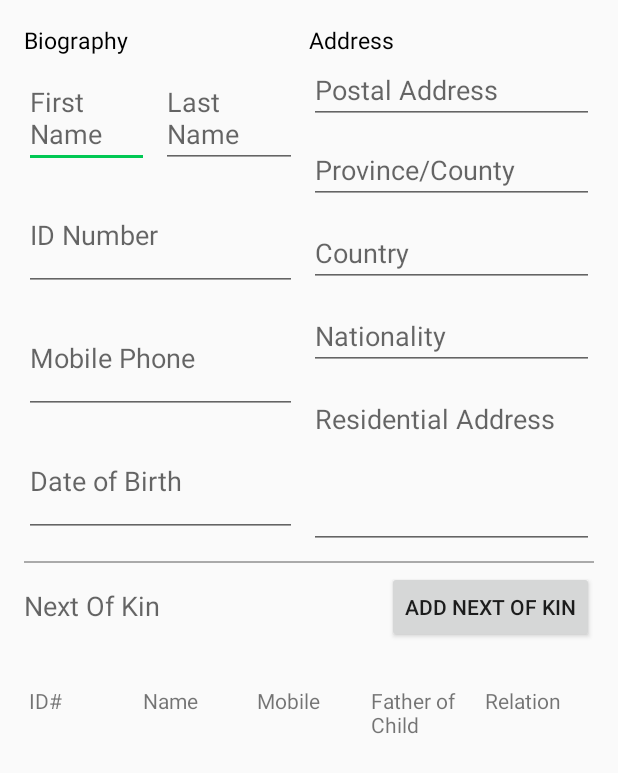
After one commit to ilabafrica/health-project, an Android app: the layout fragment_anv_registration.xml on its own in the app's theme, with its tools: preview values and no code run, on a phone screen of 412 x 824 dp. The commit adds this screen. Shown: the top 773 px of the screen. Run offline under Robolectric (Android 15) with nearby library versions, the phone set to English and light mode, and no system bars.

Commit message:
renames step layouts with activity_ pretext to fragment_

```diff
--- a/mhealth4afrika/app/src/main/res/layout/activity_anv_medical_history.xml
+++ b/mhealth4afrika/app/src/main/res/layout/fragment_anv_medical_history.xml
@@ -10,6 +10,7 @@
         <LinearLayout
             android:layout_width="match_parent"
             android:layout_height="match_parent"
+            android:padding="@dimen/activity_horizontal_margin"
             android:orientation="horizontal">
 
             <RelativeLayout
@@ -17,7 +18,7 @@
                 android:layout_width="match_parent"
                 android:layout_height="match_parent"
                 android:layout_weight="1"
-                android:paddingRight="15dp">
+                android:paddingRight="8dp">
 
                 <RelativeLayout
                     android:layout_width="match_parent"
@@ -558,7 +559,7 @@
                 android:layout_width="match_parent"
                 android:layout_height="match_parent"
                 android:layout_weight="1"
-                android:paddingLeft="15dp">
+                android:paddingLeft="8dp">
 
                 <RelativeLayout
                     android:layout_width="match_parent"
--- /dev/null
+++ b/mhealth4afrika/app/src/main/res/layout/fragment_anv_registration.xml
@@ -0,0 +1,255 @@
+<?xml version="1.0" encoding="utf-8"?>
+<FrameLayout xmlns:android="http://schemas.android.com/apk/res/android"
+    xmlns:tools="http://schemas.android.com/tools"
+    android:layout_width="match_parent"
+    android:layout_height="match_parent"
+    tools:context=".activities.fragments.steps.anv1.ANV1RegistrationStep">
+
+    <ScrollView
+        android:id="@+id/scrollView"
+        android:layout_width="match_parent"
+        android:layout_height="match_parent">
+
+        <LinearLayout
+            android:padding="@dimen/activity_vertical_margin"
+            android:layout_width="match_parent"
+            android:layout_height="match_parent"
+            android:orientation="vertical">
+
+            <LinearLayout
+                android:layout_width="match_parent"
+                android:layout_height="match_parent"
+                android:layout_marginBottom="8dp"
+                android:layout_weight="1"
+                android:orientation="horizontal">
+
+                <LinearLayout
+                    android:layout_width="match_parent"
+                    android:layout_height="match_parent"
+                    android:layout_weight="1"
+                    android:orientation="vertical"
+                    android:layout_marginRight="8dp">
+
+                    <TextView
+                        android:id="@+id/textView"
+                        android:layout_width="match_parent"
+                        android:layout_height="wrap_content"
+                        android:layout_marginBottom="8dp"
+                        android:text="Biography"
+                        android:textAppearance="?android:attr/textAppearanceMedium"
+                        android:textColor="#000"
+                        android:textIsSelectable="false"
+                        android:textSize="15dp" />
+
+                    <LinearLayout
+                        android:layout_width="match_parent"
+                        android:layout_height="wrap_content"
+                        android:layout_marginBottom="8dp"
+                        android:orientation="horizontal">
+
+                        <EditText
+                            android:id="@+id/editText2"
+                            android:layout_width="match_parent"
+                            android:layout_height="wrap_content"
+                            android:layout_marginRight="8dp"
+                            android:layout_weight="1"
+                            android:hint="First Name" />
+
+                        <EditText
+                            android:id="@+id/editText"
+                            android:layout_width="match_parent"
+                            android:layout_height="wrap_content"
+                            android:layout_weight="1"
+                            android:hint="Last Name" />
+
+                    </LinearLayout>
+
+                    <EditText
+                        android:id="@+id/editText4"
+                        android:layout_width="match_parent"
+                        android:layout_height="wrap_content"
+                        android:layout_marginBottom="8dp"
+                        android:layout_weight="1"
+                        android:hint="ID Number" />
+
+                    <EditText
+                        android:id="@+id/editText3"
+                        android:layout_width="match_parent"
+                        android:layout_height="wrap_content"
+                        android:layout_marginBottom="8dp"
+                        android:layout_weight="1"
+                        android:hint="Mobile Phone" />
+
+                    <EditText
+                        android:id="@+id/editText5"
+                        android:layout_width="match_parent"
+                        android:layout_height="wrap_content"
+                        android:layout_marginBottom="8dp"
+                        android:layout_weight="1"
+                        android:hint="Date of Birth" />
+
+                </LinearLayout>
+
+                <LinearLayout
+                    android:layout_width="match_parent"
+                    android:layout_height="match_parent"
+                    android:layout_weight="1"
+                    android:orientation="vertical">
+
+                    <TextView
+                        android:id="@+id/textView2"
+                        android:layout_width="match_parent"
+                        android:layout_height="wrap_content"
+                        android:fontFamily="@string/font_family"
+                        android:text="Address"
+                        android:textAppearance="?android:attr/textAppearanceMedium"
+                        android:textColor="#000"
+                        android:textIsSelectable="false"
+                        android:textSize="15dp" />
+
+                    <EditText
+                        android:id="@+id/editText6"
+                        android:layout_width="match_parent"
+                        android:layout_height="wrap_content"
+                        android:layout_marginBottom="8dp"
+                        android:layout_weight="1"
+                        android:hint="Postal Address" />
+
+                    <EditText
+                        android:id="@+id/editText8"
+                        android:layout_width="match_parent"
+                        android:layout_height="wrap_content"
+                        android:layout_marginBottom="10dp"
+                        android:layout_weight="1"
+                        android:hint="Province/County" />
+
+                    <EditText
+                        android:id="@+id/editText9"
+                        android:layout_width="match_parent"
+                        android:layout_height="wrap_content"
+                        android:layout_marginBottom="10dp"
+                        android:layout_weight="1"
+                        android:hint="Country" />
+
+                    <EditText
+                        android:id="@+id/editText10"
+                        android:layout_width="match_parent"
+                        android:layout_height="wrap_content"
+                        android:layout_marginBottom="10dp"
+                        android:layout_weight="1"
+                        android:hint="Nationality" />
+
+                    <EditText
+                        android:layout_width="fill_parent"
+                        android:layout_height="wrap_content"
+                        android:gravity="top|left"
+                        android:hint="Residential Address"
+                        android:inputType="textMultiLine"
+                        android:lines="4"
+                        android:maxLines="5"
+                        android:minLines="4"
+                        android:scrollbars="vertical" />
+
+                </LinearLayout>
+            </LinearLayout>
+            <LinearLayout
+                android:orientation="vertical"
+                android:layout_width="match_parent"
+                android:layout_height="match_parent">
+
+                <RelativeLayout
+                    android:id="@+id/buttonHolder"
+                    android:layout_width="match_parent"
+                    android:layout_height="wrap_content"
+                    android:orientation="vertical">
+
+                    <View
+                        android:id="@+id/view"
+                        android:layout_width="match_parent"
+                        android:layout_height="1dp"
+                        android:background="@android:color/darker_gray" />
+
+                    <Button
+                        android:id="@+id/btnAddNextOfKin"
+                        android:layout_width="wrap_content"
+                        android:layout_height="wrap_content"
+                        android:layout_alignParentEnd="true"
+                        android:layout_alignParentRight="true"
+                        android:layout_below="@+id/view"
+                        android:layout_marginBottom="5dp"
+                        android:layout_marginTop="5dp"
+                        android:text="Add Next of Kin" />
+
+                    <TextView
+                        android:layout_width="wrap_content"
+                        android:layout_height="wrap_content"
+                        android:textAppearance="?android:attr/textAppearanceMedium"
+                        android:text="Next Of Kin"
+                        android:id="@+id/textView25"
+                        android:layout_centerVertical="true"
+                        android:layout_alignParentLeft="true"
+                        android:layout_alignParentStart="true" />
+                </RelativeLayout>
+
+                <TableLayout
+                    android:layout_width="match_parent"
+                    android:layout_height="match_parent"
+                    android:layout_marginTop="20dp"
+                    android:stretchColumns="*">
+
+
+                    <TableRow
+                        android:layout_width="match_parent"
+                        android:layout_height="match_parent">
+
+                        <TextView
+                            android:id="@+id/textView3"
+                            android:layout_width="0dp"
+                            android:layout_height="wrap_content"
+                            android:layout_column="0"
+                            android:padding="3dp"
+                            android:text="ID#"
+                            android:textAppearance="?android:attr/textAppearanceSmall" />
+
+                        <TextView
+                            android:id="@+id/textView4"
+                            android:layout_width="0dp"
+                            android:layout_height="wrap_content"
+                            android:layout_column="1"
+                            android:padding="3dp"
+                            android:text="Name"
+                            android:textAppearance="?android:attr/textAppearanceSmall" />
+
+                        <TextView
+                            android:id="@+id/textView5"
+                            android:layout_width="0dp"
+                            android:layout_height="wrap_content"
+                            android:layout_column="2"
+                            android:padding="3dp"
+                            android:text="Mobile"
+                            android:textAppearance="?android:attr/textAppearanceSmall" />
+
+                        <TextView
+                            android:id="@+id/textView6"
+                            android:layout_width="0dp"
+                            android:layout_height="wrap_content"
+                            android:layout_column="3"
+                            android:padding="3dp"
+                            android:text="Father of Child"
+                            android:textAppearance="?android:attr/textAppearanceSmall" />
+
+                        <TextView
+                            android:id="@+id/textView7"
+                            android:layout_width="0dp"
+                            android:layout_height="wrap_content"
+                            android:layout_column="4"
+                            android:padding="3dp"
+                            android:text="Relation"
+                            android:textAppearance="?android:attr/textAppearanceSmall" />
+                    </TableRow>
+
+                </TableLayout>
+            </LinearLayout>
+        </LinearLayout>
+    </ScrollView>
+</FrameLayout>
```
Also changed, not shown: mhealth4afrika/app/src/main/res/layout/activity_anv_registration.xml (deleted, +0 -338 lines), mhealth4afrika/app/src/main/res/layout/fragment_anv_clinical_assessment.xml (renamed from mhealth4afrika/app/src/main/res/layout/activity_anv_clinical_assessment.xml), mhealth4afrika/app/src/main/res/layout/fragment_clinical_assessment.xml (renamed from mhealth4afrika/app/src/main/res/layout/activity_clinical_assessment.xml), mhealth4afrika/app/src/main/res/layout/fragment_immunizations_and_supplements.xml (renamed from mhealth4afrika/app/src/main/res/layout/activity_immunizations_and_supplements.xml), mhealth4afrika/app/src/main/res/layout/fragment_screening.xml (renamed from mhealth4afrika/app/src/main/res/layout/activity_screening.xml).
